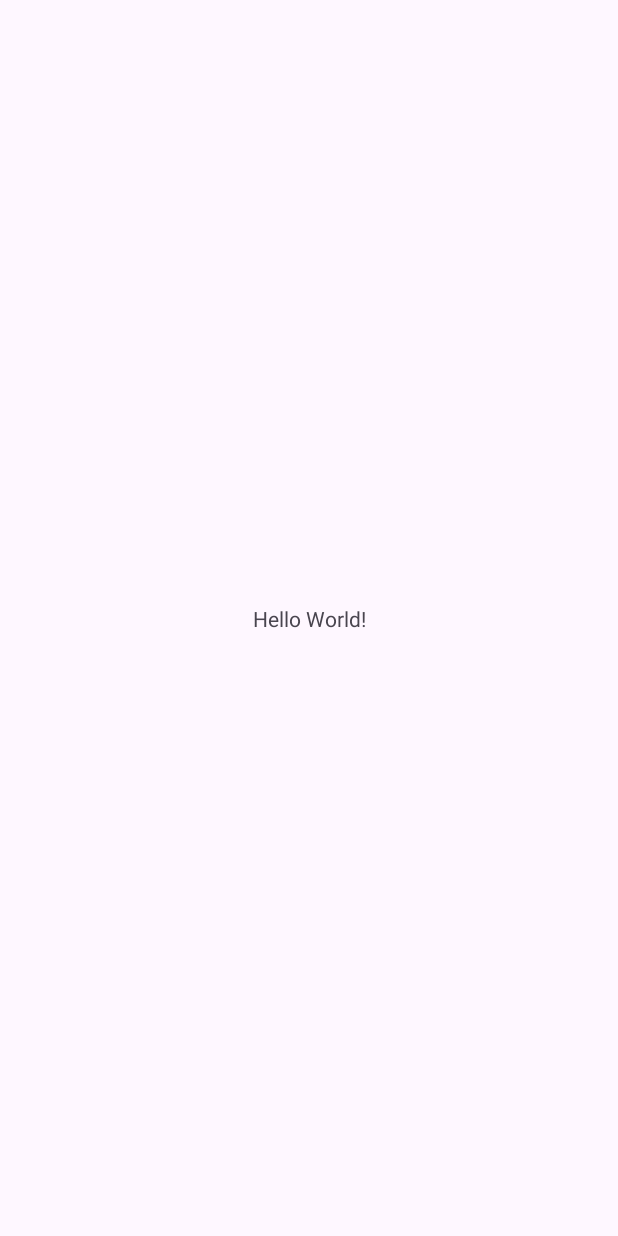
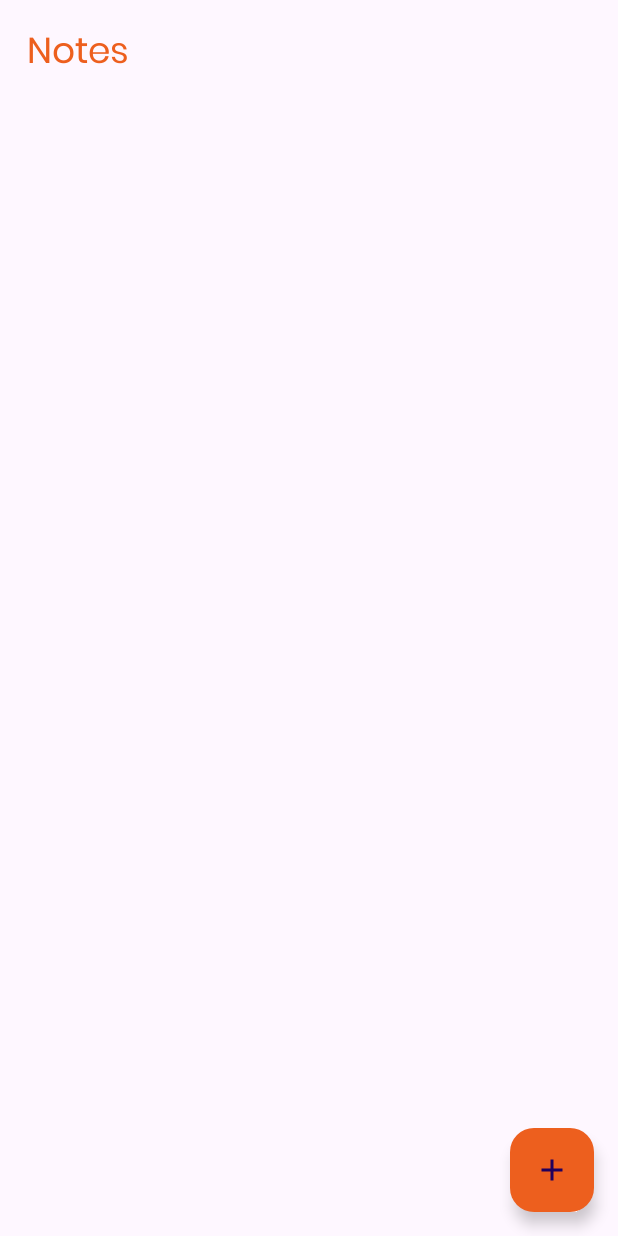
Before and after one commit to NipunKeshan/TASK_MANAGER_Mobile-App, an Android app: the screen it shows after launch (MainActivity), on a phone screen of 412 x 824 dp. Before the commit the screen is almost empty. Run offline under Robolectric (Android 15) with nearby library versions, the phone set to English and light mode, and no system bars.

Commit message:
Create & Read Added

```diff
--- a/app/build.gradle.kts
+++ b/app/build.gradle.kts
@@ -33,6 +33,10 @@ android {
     kotlinOptions {
         jvmTarget = "1.8"
     }
+
+    buildFeatures{
+        viewBinding=true
+    }
 }
 
 dependencies {
--- a/app/src/main/AndroidManifest.xml
+++ b/app/src/main/AndroidManifest.xml
@@ -13,6 +13,9 @@
         android:theme="@style/Theme.TASK_MANAGER"
         tools:targetApi="31">
         <activity
+            android:name=".AddNoteActivity"
+            android:exported="false" />
+        <activity
             android:name=".MainActivity"
             android:exported="true">
             <intent-filter>
--- a/app/src/main/java/com/example/task_manager/MainActivity.kt
+++ b/app/src/main/java/com/example/task_manager/MainActivity.kt
@@ -1,11 +1,39 @@
 package com.example.task_manager
 
+import android.content.Intent
 import androidx.appcompat.app.AppCompatActivity
 import android.os.Bundle
+import androidx.recyclerview.widget.LinearLayoutManager
+import com.example.task_manager.databinding.ActivityMainBinding
 
 class MainActivity : AppCompatActivity() {
+    private lateinit var binding: ActivityMainBinding
+    private lateinit var db:NotesDatabaseHelper
+    private lateinit var notesAdapter: NotesAdapter
+
     override fun onCreate(savedInstanceState: Bundle?) {
         super.onCreate(savedInstanceState)
-        setContentView(R.layout.activity_main)
+        binding = ActivityMainBinding.inflate(layoutInflater)
+        setContentView(binding.root)
+
+        db= NotesDatabaseHelper(this)
+        notesAdapter= NotesAdapter(db.getAllNotes(),this)
+
+        binding.notesRecyclerView.layoutManager = LinearLayoutManager(this)
+        binding.notesRecyclerView.adapter = notesAdapter
+
+
+        binding.addButton.setOnClickListener{
+            val intent = Intent(this,AddNoteActivity::class.java)
+            startActivity(intent)
+
+
+        }
     }
+
+    override fun onResume() {
+        super.onResume()
+        notesAdapter.refreshData(db.getAllNotes())
+    }
+
 }
--- /dev/null
+++ b/app/src/main/java/com/example/task_manager/Note.kt
@@ -0,0 +1,5 @@
+package com.example.task_manager
+
+
+
+data class Note(val id:Int, val title:String,val content:String)
--- /dev/null
+++ b/app/src/main/java/com/example/task_manager/NotesAdapter.kt
@@ -0,0 +1,34 @@
+package com.example.task_manager
+
+import android.content.Context
+import android.view.LayoutInflater
+import android.view.View
+import android.view.ViewGroup
+import android.widget.TextView
+import androidx.recyclerview.widget.RecyclerView
+
+class NotesAdapter(private var notes: List<Note>, private val context: Context) : RecyclerView.Adapter<NotesAdapter.NoteViewHolder>() {
+
+    class NoteViewHolder(itemView: View) : RecyclerView.ViewHolder(itemView) {
+        val titleTextView: TextView = itemView.findViewById(R.id.titleTextView)
+        val contentTextView: TextView = itemView.findViewById(R.id.contentTextView)
+    }
+
+    override fun onCreateViewHolder(parent: ViewGroup, viewType: Int): NoteViewHolder {
+        val view = LayoutInflater.from(context).inflate(R.layout.note_item, parent, false)
+        return NoteViewHolder(view)
+    }
+
+    override fun getItemCount(): Int = notes.size
+
+    override fun onBindViewHolder(holder: NoteViewHolder, position: Int) {
+        val note = notes[position]
+        holder.titleTextView.text = note.title
+        holder.contentTextView.text = note.content
+    }
+
+    fun refreshData(newNotes: List<Note>) {
+        notes = newNotes
+        notifyDataSetChanged()
+    }
+}
--- /dev/null
+++ b/app/src/main/java/com/example/task_manager/NotesDatabaseHelper.kt
@@ -0,0 +1,59 @@
+package com.example.task_manager
+
+import android.content.ContentValues
+import android.content.Context
+import android.database.sqlite.SQLiteDatabase
+import android.database.sqlite.SQLiteOpenHelper
+
+class NotesDatabaseHelper(context: Context) : SQLiteOpenHelper(context, DATABASE_NAME, null, DATABASE_VERSION) {
+
+    companion object {
+        private const val DATABASE_NAME = "notesapp.db"
+        private const val DATABASE_VERSION = 1
+        private const val TABLE_NAME = "allnotes"
+        private const val COLUMN_ID = "id"
+        private const val COLUMN_TITLE = "title"
+        private const val COLUMN_CONTENT = "content"
+    }
+
+    override fun onCreate(db: SQLiteDatabase?) {
+        val createTableQuery = "CREATE TABLE $TABLE_NAME($COLUMN_ID INTEGER PRIMARY KEY, $COLUMN_TITLE TEXT, $COLUMN_CONTENT TEXT)"
+        db?.execSQL(createTableQuery)
+    }
+
+    override fun onUpgrade(db: SQLiteDatabase?, oldVersion: Int, newVersion: Int) {
+        val dropTableQuery = "DROP TABLE IF EXISTS $TABLE_NAME"
+        db?.execSQL(dropTableQuery)
+        onCreate(db)
+    }
+
+    fun insertNote(note: Note) {
+        val db = writableDatabase
+        val values = ContentValues().apply {
+            put(COLUMN_TITLE, note.title)
+            put(COLUMN_CONTENT, note.content)
+        }
+        db.insert(TABLE_NAME, null, values)
+        db.close()
+    }
+
+    fun getAllNotes():List<Note>{
+        val notesList = mutableListOf<Note>()
+        val db = readableDatabase
+        val query = "SELECT * FROM $TABLE_NAME"
+        val cursor= db.rawQuery(query,null)
+
+        while (cursor.moveToNext()){
+            val id = cursor.getInt(cursor.getColumnIndexOrThrow(COLUMN_ID))
+            val title = cursor.getString(cursor.getColumnIndexOrThrow(COLUMN_TITLE))
+            val content = cursor.getString(cursor.getColumnIndexOrThrow(COLUMN_CONTENT))
+
+            val note = Note(id,title,content)
+            notesList.add(note)
+
+        }
+        cursor.close()
+        db.close()
+        return notesList
+    }
+}
--- /dev/null
+++ b/app/src/main/res/drawable/baseline_add_24.xml
@@ -0,0 +1,5 @@
+<vector android:height="24dp" android:tint="#000000"
+    android:viewportHeight="24" android:viewportWidth="24"
+    android:width="24dp" xmlns:android="http://schemas.android.com/apk/res/android">
+    <path android:fillColor="@android:color/white" android:pathData="M19,13h-6v6h-2v-6H5v-2h6V5h2v6h6v2z"/>
+</vector>
--- /dev/null
+++ b/app/src/main/res/drawable/baseline_done_24.xml
@@ -0,0 +1,5 @@
+<vector android:height="24dp" android:tint="#ed5f1e"
+    android:viewportHeight="24" android:viewportWidth="24"
+    android:width="24dp" xmlns:android="http://schemas.android.com/apk/res/android">
+    <path android:fillColor="@android:color/white" android:pathData="M9,16.2L4.8,12l-1.4,1.4L9,19 21,7l-1.4,-1.4L9,16.2z"/>
+</vector>
--- a/app/src/main/res/layout/activity_main.xml
+++ b/app/src/main/res/layout/activity_main.xml
@@ -1,5 +1,5 @@
 <?xml version="1.0" encoding="utf-8"?>
-<androidx.constraintlayout.widget.ConstraintLayout xmlns:android="http://schemas.android.com/apk/res/android"
+<RelativeLayout xmlns:android="http://schemas.android.com/apk/res/android"
     xmlns:app="http://schemas.android.com/apk/res-auto"
     xmlns:tools="http://schemas.android.com/tools"
     android:layout_width="match_parent"
@@ -9,10 +9,36 @@
     <TextView
         android:layout_width="wrap_content"
         android:layout_height="wrap_content"
-        android:text="Hello World!"
-        app:layout_constraintBottom_toBottomOf="parent"
-        app:layout_constraintEnd_toEndOf="parent"
-        app:layout_constraintStart_toStartOf="parent"
-        app:layout_constraintTop_toTopOf="parent" />
+        android:id="@+id/notesHeading"
+        android:layout_alignParentTop="true"
+        android:layout_marginTop="16dp"
+        android:fontFamily="@font/poppins"
+        android:text="Notes"
+        android:layout_marginStart="18dp"
+        android:textColor="@color/orange"
+        android:textSize="24sp"
+        ></TextView>
 
-</androidx.constraintlayout.widget.ConstraintLayout>
+
+    <androidx.recyclerview.widget.RecyclerView
+        android:layout_width="match_parent"
+        android:layout_height="match_parent"
+        android:layout_marginTop="50dp"
+        android:padding="16dp"
+        android:id="@+id/notesRecyclerView"></androidx.recyclerview.widget.RecyclerView>
+
+    <com.google.android.material.floatingactionbutton.FloatingActionButton
+        android:layout_width="wrap_content"
+        android:layout_height="wrap_content"
+        android:id="@+id/addButton"
+        android:layout_alignParentBottom="true"
+        android:layout_alignParentEnd="true"
+        android:layout_marginBottom="16dp"
+        android:layout_marginEnd="16dp"
+        android:layout_marginStart="16dp"
+        android:layout_marginTop="16dp"
+        android:src="@drawable/baseline_add_24"
+        android:tint="@color/white"
+        android:backgroundTint="@color/orange"></com.google.android.material.floatingactionbutton.FloatingActionButton>
+
+</RelativeLayout>
--- a/app/src/main/res/values/colors.xml
+++ b/app/src/main/res/values/colors.xml
@@ -2,4 +2,5 @@
 <resources>
     <color name="black">#FF000000</color>
     <color name="white">#FFFFFFFF</color>
+    <color name="orange">#ed5f1e</color>
 </resources>
--- a/app/src/main/res/values/themes.xml
+++ b/app/src/main/res/values/themes.xml
@@ -1,8 +1,9 @@
 <resources xmlns:tools="http://schemas.android.com/tools">
     <!-- Base application theme. -->
     <style name="Base.Theme.TASK_MANAGER" parent="Theme.Material3.DayNight.NoActionBar">
-        <!-- Customize your light theme here. -->
-        <!-- <item name="colorPrimary">@color/my_light_primary</item> -->
+       <item name="colorPrimary">@color/orange</item>
+       <item name="colorPrimaryVariant">@color/orange</item>
+       <item name="android:statusBarColor">@color/orange</item>
     </style>
 
     <style name="Theme.TASK_MANAGER" parent="Base.Theme.TASK_MANAGER" />
```
Also changed, not shown: app/src/main/java/com/example/task_manager/AddNoteActivity.kt (added, +31 -0 lines), app/src/main/res/drawable/orange_border.xml (added, +14 -0 lines), app/src/main/res/layout/activity_add_note.xml (added, +57 -0 lines), app/src/main/res/layout/note_item.xml (added, +46 -0 lines), app/src/main/res/font/poppins.ttf (added).
